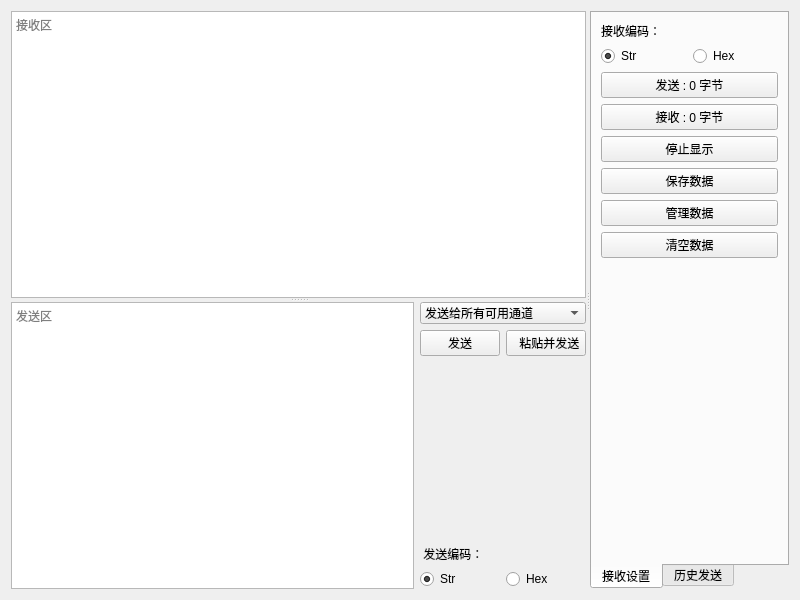
Before: the Qt Designer form components/TCPCom/tcpcom.ui in xutongxin1/WirelessMonitor, drawn with Qt 5.
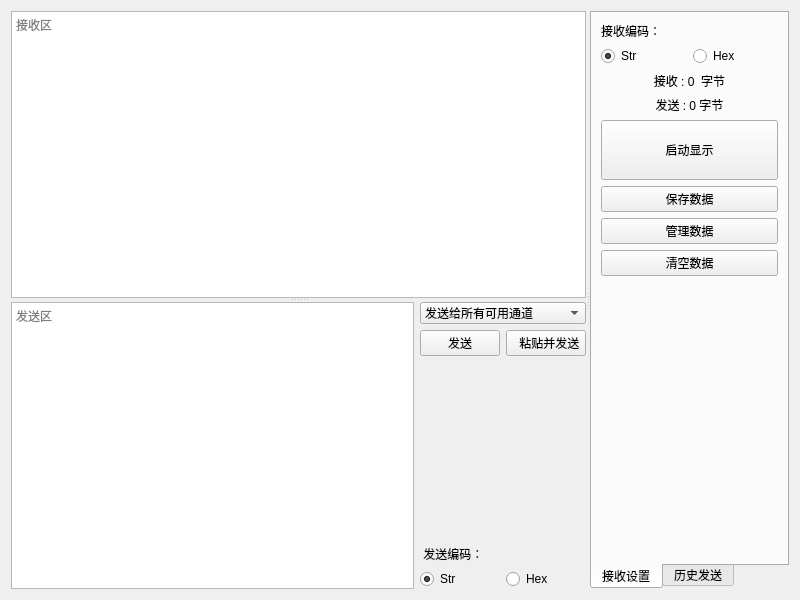
After: the same form once the commit is applied. Custom widgets are drawn as their Qt base class.

The edit to the form file:
```diff
--- a/components/TCPCom/tcpcom.ui
+++ b/components/TCPCom/tcpcom.ui
@@ -247,23 +247,35 @@
             </layout>
            </item>
            <item>
-            <widget class="QPushButton" name="btnSendCount">
+            <widget class="QLabel" name="btnSendCount">
+             <property name="text">
+              <string>接收 : 0  字节</string>
+             </property>
+             <property name="alignment">
+              <set>Qt::AlignCenter</set>
+             </property>
+            </widget>
+           </item>
+           <item>
+            <widget class="QLabel" name="btnReceiveCount">
              <property name="text">
               <string>发送 : 0 字节</string>
              </property>
-            </widget>
-           </item>
-           <item>
-            <widget class="QPushButton" name="btnReceiveCount">
-             <property name="text">
-              <string>接收 : 0 字节</string>
+             <property name="alignment">
+              <set>Qt::AlignCenter</set>
              </property>
             </widget>
            </item>
            <item>
-            <widget class="QPushButton" name="btnStopShow">
+            <widget class="QtMaterialRaisedButton" name="btnStartShow">
+             <property name="minimumSize">
+              <size>
+               <width>0</width>
+               <height>60</height>
+              </size>
+             </property>
              <property name="text">
-              <string>停止显示</string>
+              <string>启动显示</string>
              </property>
             </widget>
            </item>
@@ -323,6 +335,11 @@
    <header>repeaterwidget.h</header>
    <container>1</container>
   </customwidget>
+  <customwidget>
+   <class>QtMaterialRaisedButton</class>
+   <extends>QPushButton</extends>
+   <header>qtmaterialraisedbutton.h</header>
+  </customwidget>
   <customwidget>
    <class>QtMaterialRadioButton</class>
    <extends>QRadioButton</extends>
```
